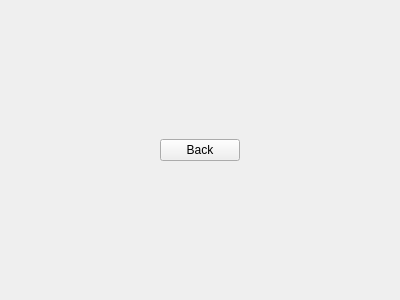
Above: UI/NewGame.ui from codexhound/Urho3D_QT before the change. Below: the same form after it.
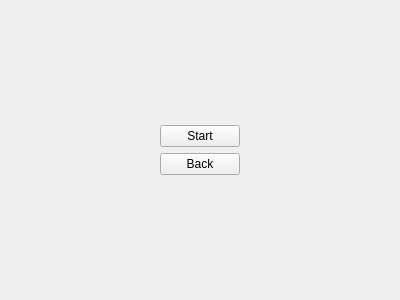
That is the form after the change.

What changed in the file:
```diff
--- a/UI/NewGame.ui
+++ b/UI/NewGame.ui
@@ -44,6 +44,13 @@
      </item>
      <item>
       <layout class="QVBoxLayout" name="verticalLayout_3">
+       <item>
+        <widget class="QPushButton" name="m_startButton">
+         <property name="text">
+          <string>Start</string>
+         </property>
+        </widget>
+       </item>
        <item>
         <widget class="QPushButton" name="m_backButton">
          <property name="text">
```
